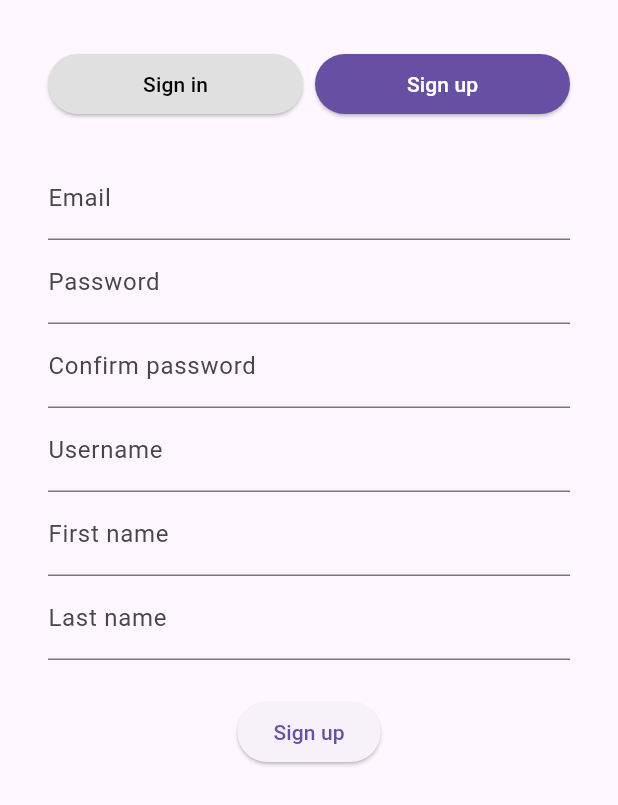
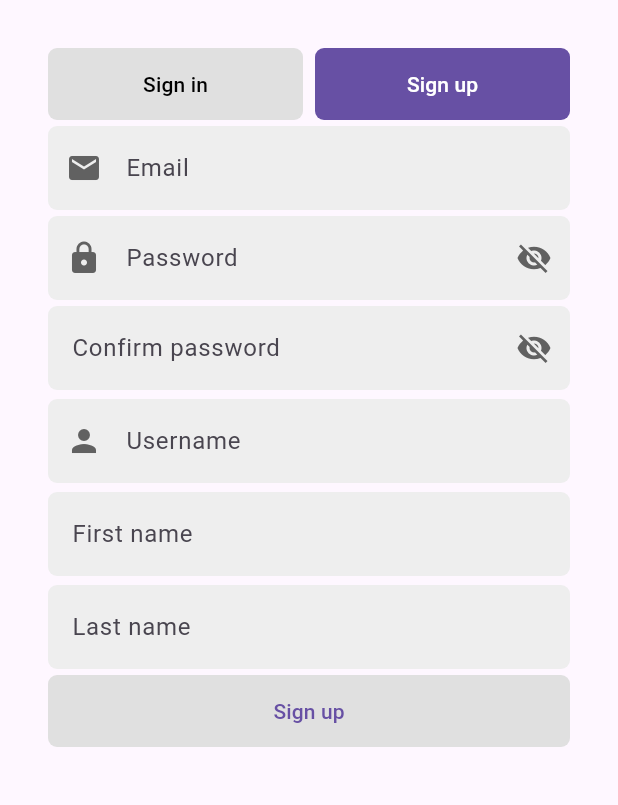
Before and after one commit to LarvixON-ZPI/larvixon-frontend, a Flutter app: the screen it shows after launch, on a phone screen of 412 x 824 dp. Shown: the top 805 px of the screen. Run offline on Flutter 3.47's test engine with Material 3 defaults, Android fonts, the phone set to English and light mode, and no system bars; our stand-ins replace bloc, dio, equatable, flutter_bloc, flutter_secure_storage, go_router.

Commit message:
Refactor: remove unused signin_form Feat: minor visual improvements for auth form

```diff
--- a/lib/core/app_router.dart
+++ b/lib/core/app_router.dart
@@ -4,8 +4,6 @@ import 'package:go_router/go_router.dart';
 
 import '../src/authentication/bloc/auth_bloc.dart';
 import '../src/authentication/presentation/auth_page.dart';
-import '../src/authentication/presentation/signin_form.dart';
-import '../src/authentication/presentation/auth_form.dart';
 import '../src/home/home_page.dart';
 
 class GoRouterAuthNotifier extends ChangeNotifier {
--- a/lib/src/authentication/presentation/auth_form.dart
+++ b/lib/src/authentication/presentation/auth_form.dart
@@ -3,6 +3,7 @@ import 'package:flutter_bloc/flutter_bloc.dart';
 import '../bloc/auth_bloc.dart';
 import '/extensions/translate_extension.dart';
 import 'auth_form_validators.dart';
+import 'package:flutter/widget_previews.dart';
 
 enum AuthFormMode { signUp, signIn }
 
@@ -25,6 +26,8 @@ class _AuthFormState extends State<AuthForm>
   final _lastNameController = TextEditingController();
   final _passwordController = TextEditingController();
   final _confirmPasswordController = TextEditingController();
+  bool _obscurePassword = true;
+  bool _obscureConfirmPassword = true;
 
   @override
   void dispose() {
@@ -45,7 +48,9 @@ class _AuthFormState extends State<AuthForm>
       child: SingleChildScrollView(
         padding: const EdgeInsets.all(16.0),
         child: Column(
+          spacing: 4.0,
           children: [
+            // Toggle buttons
             Row(
               children: [
                 Expanded(
@@ -54,6 +59,11 @@ class _AuthFormState extends State<AuthForm>
                       setState(() => _formMode = AuthFormMode.signIn);
                     },
                     style: ElevatedButton.styleFrom(
+                      minimumSize: const Size(double.infinity, 48),
+                      elevation: 0.0,
+                      shape: RoundedRectangleBorder(
+                        borderRadius: BorderRadius.circular(6.0),
+                      ),
                       backgroundColor: _formMode == AuthFormMode.signIn
                           ? Theme.of(context).colorScheme.primary
                           : Colors.grey[300],
@@ -75,6 +85,11 @@ class _AuthFormState extends State<AuthForm>
                       setState(() => _formMode = AuthFormMode.signUp);
                     },
                     style: ElevatedButton.styleFrom(
+                      minimumSize: const Size(double.infinity, 48),
+                      elevation: 0.0,
+                      shape: RoundedRectangleBorder(
+                        borderRadius: BorderRadius.circular(6.0),
+                      ),
                       backgroundColor: _formMode == AuthFormMode.signUp
                           ? Theme.of(context).colorScheme.primary
                           : Colors.grey[300],
@@ -92,11 +107,12 @@ class _AuthFormState extends State<AuthForm>
               ],
             ),
 
-            const SizedBox(height: 24),
-
             TextFormField(
               controller: _emailController,
-              decoration: InputDecoration(labelText: context.translate.email),
+              decoration: _buildInputDecoration(
+                hintText: context.translate.email,
+                prefixIcon: Icons.email,
+              ),
               autofillHints: [AutofillHints.email],
               validator: (value) =>
                   AuthFormValidators.emailValidator(context, value),
@@ -104,81 +120,125 @@ class _AuthFormState extends State<AuthForm>
             TextFormField(
               controller: _passwordController,
               autofillHints: [AutofillHints.password],
-              decoration: InputDecoration(
-                labelText: context.translate.password,
+              decoration: _buildInputDecoration(
+                hintText: context.translate.password,
+                prefixIcon: Icons.lock,
+                suffixIcon: IconButton(
+                  icon: Icon(
+                    _obscurePassword ? Icons.visibility_off : Icons.visibility,
+                    color: Colors.grey[700],
                   ),
-              obscureText: true,
+                  onPressed: () {
+                    setState(() {
+                      _obscurePassword = !_obscurePassword;
+                    });
+                  },
+                ),
+              ),
+
+              obscureText: _obscurePassword,
               validator: (value) => AuthFormValidators.passwordValidator(
                 context,
                 value,
                 onlyCheckEmpty: _formMode == AuthFormMode.signIn,
               ),
             ),
-            AnimatedSwitcher(
-              duration: const Duration(milliseconds: 300),
 
-              child: _formMode == AuthFormMode.signUp
-                  ? TextFormField(
+            // Animated sign-up fields
+            AnimatedSize(
+              duration: const Duration(milliseconds: 600),
+              curve: Curves.ease,
+              alignment: Alignment.topCenter,
+
+              child: ClipRect(
+                child: SizedBox(
+                  width: double.infinity,
+                  child: Column(
+                    spacing: 6.0,
+                    children: [
+                      if (_formMode == AuthFormMode.signUp) ...[
+                        TextFormField(
                           controller: _confirmPasswordController,
-                      autofillHints: [AutofillHints.newPassword],
-                      decoration: InputDecoration(
-                        labelText: context.translate.confirmPassword,
+                          autofillHints: [AutofillHints.password],
+                          decoration: _buildInputDecoration(
+                            hintText: context.translate.confirmPassword,
+                            suffixIcon: IconButton(
+                              icon: Icon(
+                                _obscureConfirmPassword
+                                    ? Icons.visibility_off
+                                    : Icons.visibility,
+                                color: Colors.grey[700],
                               ),
-                      obscureText: true,
+                              onPressed: () {
+                                setState(() {
+                                  _obscureConfirmPassword =
+                                      !_obscureConfirmPassword;
+                                });
+                              },
+                            ),
+                          ),
+                          obscureText: _obscureConfirmPassword,
                           validator: (value) =>
                               AuthFormValidators.confirmPasswordValidator(
                                 context,
                                 _passwordController.text,
                                 value,
                               ),
-                    )
-                  : SizedBox.shrink(),
                         ),
-            AnimatedSwitcher(
-              duration: const Duration(milliseconds: 450),
-              child: _formMode == AuthFormMode.signUp
-                  ? TextFormField(
+                        TextFormField(
                           controller: _usernameController,
-                      decoration: InputDecoration(
-                        labelText: context.translate.username,
+                          autofillHints: [AutofillHints.username],
+                          decoration: _buildInputDecoration(
+                            hintText: context.translate.username,
+                            prefixIcon: Icons.person,
                           ),
-                      autofillHints: [AutofillHints.username],
                           validator: (value) =>
-                          AuthFormValidators.usernameValidator(context, value),
-                    )
-                  : SizedBox.shrink(),
+                              AuthFormValidators.usernameValidator(
+                                context,
+                                value,
                               ),
-            AnimatedSwitcher(
-              duration: const Duration(milliseconds: 600),
-              child: _formMode == AuthFormMode.signUp
-                  ? TextFormField(
+                        ),
+                        TextFormField(
                           controller: _firstNameController,
                           autofillHints: [AutofillHints.givenName],
-                      decoration: InputDecoration(
-                        labelText: context.translate.firstName,
+                          decoration: _buildInputDecoration(
+                            hintText: context.translate.firstName,
                           ),
                           validator: (value) =>
-                          AuthFormValidators.firstNameValidator(context, value),
-                    )
-                  : SizedBox.shrink(),
+                              AuthFormValidators.firstNameValidator(
+                                context,
+                                value,
                               ),
-            AnimatedSwitcher(
-              duration: const Duration(milliseconds: 750),
-              child: _formMode == AuthFormMode.signUp
-                  ? TextFormField(
+                        ),
+                        TextFormField(
                           controller: _lastNameController,
                           autofillHints: [AutofillHints.familyName],
-                      decoration: InputDecoration(
-                        labelText: context.translate.lastName,
+                          decoration: _buildInputDecoration(
+                            hintText: context.translate.lastName,
                           ),
                           validator: (value) =>
-                          AuthFormValidators.lastNameValidator(context, value),
-                    )
-                  : SizedBox.shrink(),
+                              AuthFormValidators.lastNameValidator(
+                                context,
+                                value,
+                              ),
+                        ),
+                      ],
+                    ],
+                  ),
+                ),
+              ),
             ),
 
-            const SizedBox(height: 24),
             ElevatedButton(
+              style: ElevatedButton.styleFrom(
+                minimumSize: const Size(double.infinity, 48),
+                backgroundColor: Colors.grey[300],
+                elevation: 0.0,
+                shape: RoundedRectangleBorder(
+                  borderRadius: BorderRadius.circular(6.0),
+                ),
+              ),
+              key: ValueKey(_formMode),
               onPressed: _submitForm,
               child: Text(
                 _formMode == AuthFormMode.signIn
@@ -189,6 +249,34 @@ class _AuthFormState extends State<AuthForm>
           ],
         ),
       ),
+    );
+  }
+
+  InputDecoration _buildInputDecoration({
+    String? hintText,
+    IconData? prefixIcon,
+    Widget? suffixIcon,
+  }) {
+    return InputDecoration(
+      hintText: hintText,
+      fillColor: Colors.grey[200],
+      filled: true,
+      border: OutlineInputBorder(
+        borderRadius: BorderRadius.circular(6.0),
+        borderSide: BorderSide.none,
+      ),
+      focusedBorder: OutlineInputBorder(
+        borderRadius: BorderRadius.circular(6.0),
+        borderSide: BorderSide(color: Colors.blue, width: 2.0),
+      ),
+      errorBorder: OutlineInputBorder(
+        borderRadius: BorderRadius.circular(6.0),
+        borderSide: BorderSide(color: Colors.red, width: 2.0),
+      ),
+      prefixIcon: prefixIcon != null
+          ? Icon(prefixIcon, color: Colors.grey[700])
+          : null,
+      suffixIcon: suffixIcon,
     );
   }
 
--- a/lib/src/authentication/presentation/auth_page.dart
+++ b/lib/src/authentication/presentation/auth_page.dart
@@ -1,7 +1,7 @@
 import 'package:flutter/material.dart';
+import 'package:flutter/widget_previews.dart';
 import 'package:flutter_bloc/flutter_bloc.dart';
 import 'package:go_router/go_router.dart';
-import 'package:larvixon_frontend/src/authentication/presentation/signin_form.dart';
 import 'package:larvixon_frontend/src/authentication/presentation/auth_form.dart';
 
 import '../bloc/auth_bloc.dart';
@@ -44,15 +44,10 @@ class _AuthPageState extends State<AuthPage>
           ? Row(
               children: [
                 Flexible(flex: 3, child: Placeholder()),
-                Flexible(flex: 2, child: Center(child: AuthForm())),
+                Flexible(flex: 2, child: AuthForm()),
               ],
             )
-          : SingleChildScrollView(
-              child: Padding(
-                padding: const EdgeInsets.all(16),
-                child: AuthForm(),
-              ),
-            ),
+          : Padding(padding: const EdgeInsets.all(16), child: AuthForm()),
     );
   }
 }
--- a/lib/src/authentication/presentation/signin_form.dart
+++ /dev/null
@@ -1,74 +0,0 @@
-import 'package:flutter/material.dart';
-import 'package:flutter_bloc/flutter_bloc.dart';
-import '../bloc/auth_bloc.dart';
-import '/extensions/translate_extension.dart';
-import 'auth_form_validators.dart';
-
-class SignInForm extends StatefulWidget {
-  static const String tab = 'login';
-  const SignInForm({super.key});
-  @override
-  State<StatefulWidget> createState() {
-    return SignInFormState();
-  }
-}
-
-class SignInFormState extends State<SignInForm>
-    with AutomaticKeepAliveClientMixin {
-  final _formKey = GlobalKey<FormState>();
-  final _loginEmailController = TextEditingController();
-  final _loginPasswordController = TextEditingController();
-  @override
-  void dispose() {
-    _loginPasswordController.dispose();
-    _loginEmailController.dispose();
-    super.dispose();
-  }
-
-  @override
-  Widget build(BuildContext context) {
-    super.build(context);
-    return Form(
-      key: _formKey,
-      child: Column(
-        children: <Widget>[
-          TextFormField(
-            decoration: InputDecoration(labelText: context.translate.email),
-            controller: _loginEmailController,
-            autofillHints: [AutofillHints.email],
-            validator: (value) =>
-                AuthFormValidators.emailValidator(context, value),
-          ),
-          TextFormField(
-            decoration: InputDecoration(labelText: context.translate.password),
-            controller: _loginPasswordController,
-            obscureText: true,
-            autofillHints: [AutofillHints.password],
-            validator: (value) => AuthFormValidators.passwordValidator(
-              context,
-              value,
-              onlyCheckEmpty: true,
-            ),
-          ),
-          ElevatedButton(
-            onPressed: () {
-              if (!_formKey.currentState!.validate()) {
-                return;
-              }
-              context.read<AuthBloc>().add(
-                AuthSignInRequested(
-                  email: _loginEmailController.text.trim(),
-                  password: _loginPasswordController.text.trim(),
-                ),
-              );
-            },
-            child: Text(context.translate.signIn),
-          ),
-        ],
-      ),
-    );
-  }
-
-  @override
-  bool get wantKeepAlive => true;
-}
```
Lines whose indentation alone changed are shown as unchanged.
